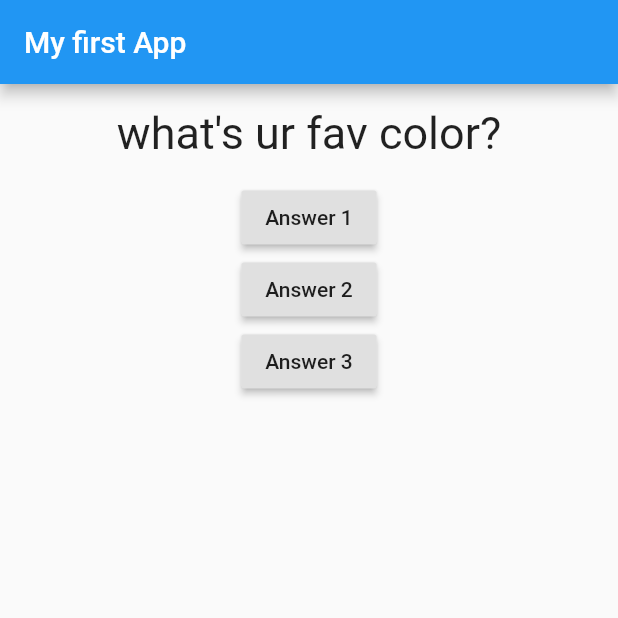
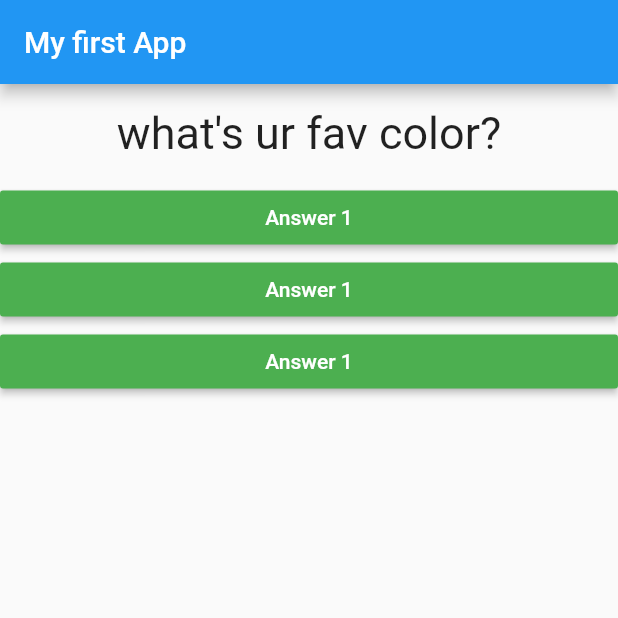
Before and after one commit to VivanVatsa/Qwizapp, a Flutter app: the screen it shows after launch, on a phone screen of 412 x 824 dp, the top half of it. Run offline on Flutter 3.47's test engine with Material 2 defaults, Android fonts, the phone set to English and light mode, and no system bars.

```diff
--- a/lib/answer.dart
+++ b/lib/answer.dart
@@ -1,10 +1,18 @@
 import 'package:flutter/material.dart';
 
 class Answer extends StatelessWidget {
+  final Function selectHandler;
+  Answer(this.selectHandler);
   @override
   Widget build(BuildContext context) {
     return Container(
-
+      width: double.infinity,
+      child: RaisedButton(
+        color: Colors.green,
+        textColor: Colors.white,
+        child: Text('Answer 1'),
+        onPressed: selectHandler,
+      ),
     );
   }
 }
--- a/lib/main.dart
+++ b/lib/main.dart
@@ -1,6 +1,7 @@
 import 'package:flutter/material.dart';
 
 import './question.dart';
+import './answer.dart';
 
 // void main() {
 // RunApp(MyApp());
@@ -44,16 +45,9 @@ class _MyAppState extends State<MyApp> {
             Question(
               question[_questionIndex],
             ),
-             RaisedButton(
-                child: Text('Answer 1'),
-                onPressed: _answer,
-             ),
-            RaisedButton(
-                child: Text('Answer 2'),
-                onPressed: () => print('This is the _answer 2 u chose facker')),
-            RaisedButton(
-                child: Text('Answer 3'),
-                onPressed: () => print('this is the _answer 3 u chose facker')),
+            Answer(_answer),
+            Answer(_answer),
+            Answer(_answer),
           ],
         ),
       ),
```
Also changed, not shown: 3 other files.
